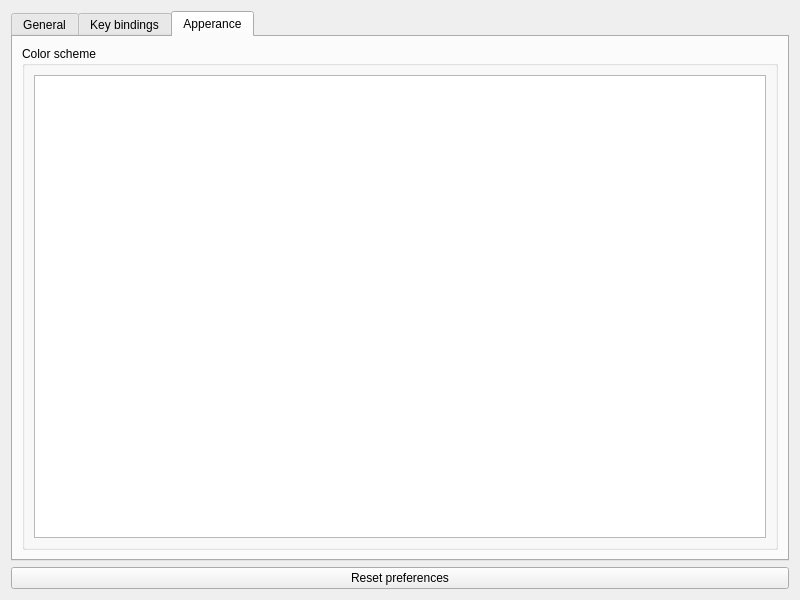
The window that Preferences/preferences.ui (PROPHESSOR/ProHex) describes before a commit, drawn with Qt 5.
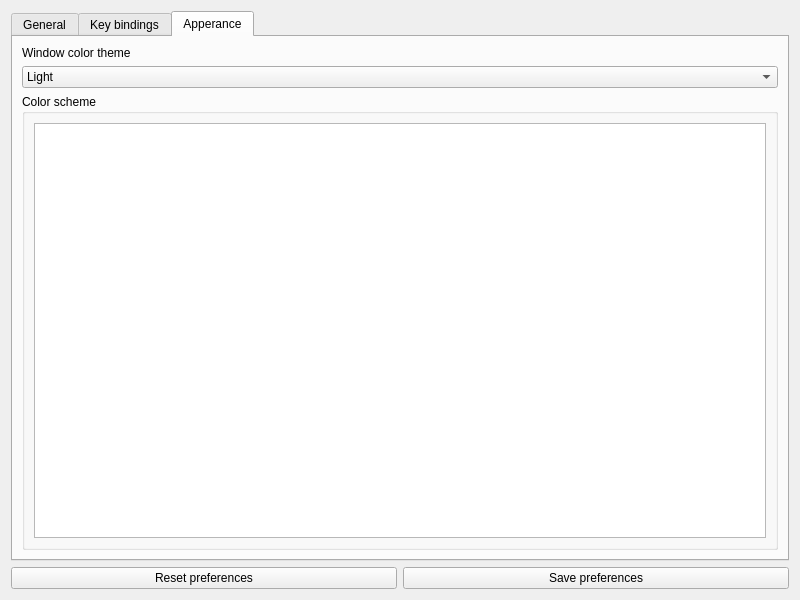
The same window after the commit. The open tabs and pages were chosen to show the change.

Patch:
```diff
--- a/Preferences/preferences.ui
+++ b/Preferences/preferences.ui
@@ -14,7 +14,7 @@
    <string>Preferences</string>
   </property>
   <layout class="QGridLayout" name="gridLayout">
-   <item row="0" column="0">
+   <item row="2" column="0">
     <widget class="QTabWidget" name="tabWidget">
      <property name="layoutDirection">
       <enum>Qt::LeftToRight</enum>
@@ -382,14 +382,35 @@
       <attribute name="title">
        <string>Apperance</string>
       </attribute>
-      <layout class="QGridLayout" name="gridLayout_2">
-       <item row="0" column="0">
+      <layout class="QVBoxLayout" name="verticalLayout">
+       <item>
+        <widget class="QLabel" name="label_13">
+         <property name="text">
+          <string>Window color theme</string>
+         </property>
+        </widget>
+       </item>
+       <item>
+        <widget class="QComboBox" name="themeCombo">
+         <item>
+          <property name="text">
+           <string>Light</string>
+          </property>
+         </item>
+         <item>
+          <property name="text">
+           <string>Dark</string>
+          </property>
+         </item>
+        </widget>
+       </item>
+       <item>
         <widget class="QGroupBox" name="groupBox_4">
          <property name="title">
           <string>Color scheme</string>
          </property>
          <layout class="QGridLayout" name="gridLayout_3">
-          <item row="0" column="0">
+          <item row="0" column="2">
            <widget class="QListWidget" name="listWidget"/>
           </item>
          </layout>
@@ -399,12 +420,26 @@
      </widget>
     </widget>
    </item>
-   <item row="1" column="0">
-    <widget class="QPushButton" name="resetPreferences">
-     <property name="text">
-      <string>Reset preferences</string>
+   <item row="4" column="0">
+    <layout class="QHBoxLayout" name="horizontalLayout_5">
+     <property name="topMargin">
+      <number>0</number>
      </property>
-    </widget>
+     <item>
+      <widget class="QPushButton" name="resetPreferences">
+       <property name="text">
+        <string>Reset preferences</string>
+       </property>
+      </widget>
+     </item>
+     <item>
+      <widget class="QPushButton" name="pushButton">
+       <property name="text">
+        <string>Save preferences</string>
+       </property>
+      </widget>
+     </item>
+    </layout>
    </item>
   </layout>
  </widget>
```
Left out of the diff: 2 changed lines with no effect on the pictures.
